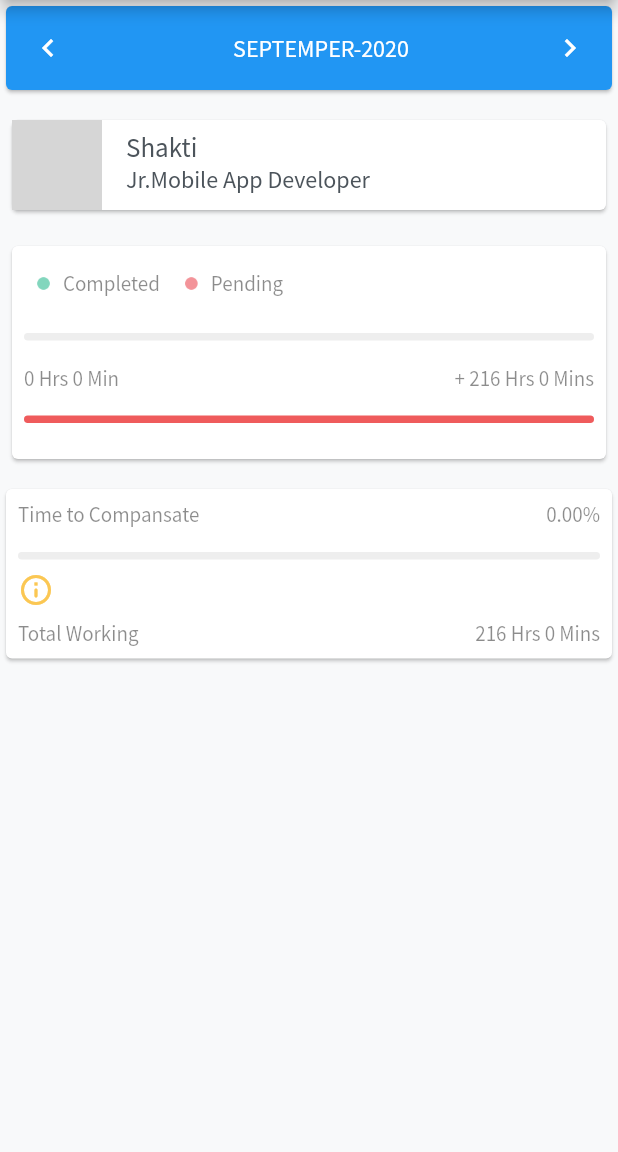
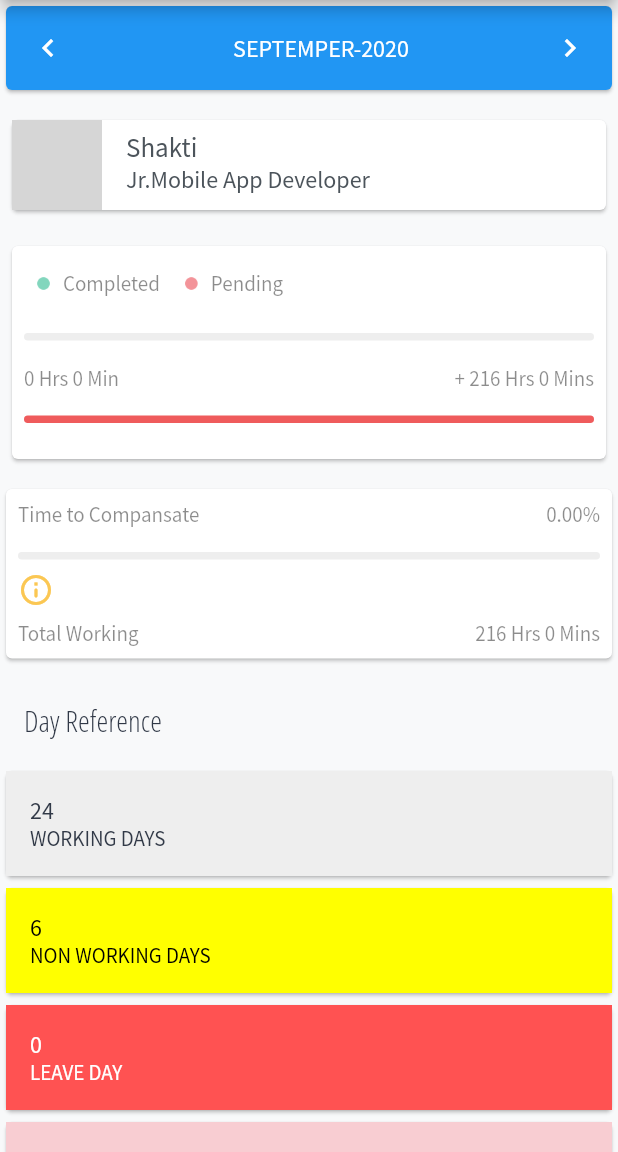
Before and after one commit to flutterexcel/flutter_excellence_hr, a Flutter app: the MyAttendance screen opened by its route, on a phone screen of 412 x 824 dp, the part 84-1236 px from its top. Run offline on Flutter 3.47's test engine with Material 2 defaults, Android fonts, the phone set to English and light mode, and no system bars; our stand-ins replace bloc, dotted_border, equatable, flutter_bloc, google_sign_in, shared_preferences and 2 more; missing offline and left inert: dart:html; accounts and stored records are empty; grey boxes are pictures that could not be loaded.

Commit message:
attendance UI complete

```diff
--- a/lib/resources/app_colors.dart
+++ b/lib/resources/app_colors.dart
@@ -21,5 +21,8 @@ class AppColors{
   static const Color MIDIUM_BLACK = Color(0xFF656572); //597FF8
   static const Color BTN_BLUE = Color(0xFF597FF8);//EF5B5C
   static const Color LIGHT_RED = Color(0xFFEF5B5C);//FBC753
-  static const Color LIGHT_YELLOW = Color(0xFFFBC753);
+  static const Color LIGHT_YELLOW = Color(0xFFFBC753);//F8CDD2
+  static const Color HALF_DAY = Color(0xFFF8CDD2);//4051B5
+  static const Color NAVY_BLUE = Color(0xFF4051B5);
+
 }
--- a/lib/screens/attendance/my_attendance.dart
+++ b/lib/screens/attendance/my_attendance.dart
@@ -18,7 +18,13 @@ class MyAttendance extends StatelessWidget {
           NameDesignation(name: "Shakti",designation: "Jr.Mobile App Developer",),
           CompletePending(),
           TimeCompensate(),
-
+          DayRefrence(),
+          WorkingDays(),
+          NonWorkingDays(),
+          LeaveDays(),
+         HalfDay(),
+         Alert(),
+         Calendar(),
         ]),
       )),
     );
--- a/lib/widgets/attendance_wigets/attendance_widgets.dart
+++ b/lib/widgets/attendance_wigets/attendance_widgets.dart
@@ -2,3 +2,10 @@ export 'month.dart';
 export 'name_desig.dart';
 export 'complete.dart';
 export 'time_compensate.dart';
+export 'day_reference.dart';
+export 'work_days.dart';
+export 'non_working.dart';
+export 'leave_day.dart';
+export 'half_day.dart';
+export 'alert.dart';
+export 'calendar.dart';
--- /dev/null
+++ b/lib/widgets/attendance_wigets/day_reference.dart
@@ -0,0 +1,26 @@
+import 'package:flutter/material.dart';
+import 'package:flutter_excellence_hr/resources/app_colors.dart';
+
+class DayRefrence extends StatelessWidget {
+  @override
+  Widget build(BuildContext context) {
+    return Column(
+      children: <Widget>[
+        Row(
+          children: [
+            Container(
+                margin: EdgeInsets.fromLTRB(16, 24, 16, 16),
+                child: Text(
+                  "Day Reference",
+                  style: TextStyle(
+                      fontFamily: 'OpenSans',
+                      fontSize: 20,
+                      color: AppColors.THEME_COLOR),
+                )),
+          ],
+        ),
+
+      ],
+    );
+  }
+}
--- /dev/null
+++ b/lib/widgets/attendance_wigets/half_day.dart
@@ -0,0 +1,43 @@
+import 'package:flutter/material.dart';
+import 'package:flutter_excellence_hr/resources/app_colors.dart';
+
+
+class HalfDay extends StatelessWidget {
+  @override
+  Widget build(BuildContext context) {
+    return Card(
+        child: Container(
+      color: AppColors.HALF_DAY,
+      child: Column(children: [
+        Row(
+          children: [
+            Container(
+              margin: EdgeInsets.fromLTRB(16, 16, 16, 0),
+              child: Text(
+                "0",
+                style: TextStyle(
+                    color: Colors.black,
+                    fontFamily: 'SourceSans',
+                    fontSize: 16),
+              ),
+            ),
+          ],
+        ),
+        Row(
+          children: [
+            Container(
+              margin: EdgeInsets.fromLTRB(16, 0, 16, 16),
+              child: Text(
+                "HALF DAY",
+                style: TextStyle(
+                    color: Colors.black,
+                    fontFamily: 'SourceSans',
+                    fontSize: 14),
+              ),
+            ),
+          ],
+        )
+      ]),
+    ));
+  }
+}
--- /dev/null
+++ b/lib/widgets/attendance_wigets/leave_day.dart
@@ -0,0 +1,42 @@
+import 'package:flutter/material.dart';
+import 'package:flutter_excellence_hr/resources/app_colors.dart';
+
+class LeaveDays extends StatelessWidget {
+  @override
+  Widget build(BuildContext context) {
+    return Card(
+        child: Container(
+      color: Colors.redAccent,
+      child: Column(children: [
+        Row(
+          children: [
+            Container(
+              margin: EdgeInsets.fromLTRB(16, 16, 16, 0),
+              child: Text(
+                "0",
+                style: TextStyle(
+                    color: Colors.white,
+                    fontFamily: 'SourceSans',
+                    fontSize: 16),
+              ),
+            ),
+          ],
+        ),
+        Row(
+          children: [
+            Container(
+              margin: EdgeInsets.fromLTRB(16, 0, 16, 16),
+              child: Text(
+                "LEAVE DAY",
+                style: TextStyle(
+                    color: Colors.white,
+                    fontFamily: 'SourceSans',
+                    fontSize: 14),
+              ),
+            ),
+          ],
+        )
+      ]),
+    ));
+  }
+}
--- /dev/null
+++ b/lib/widgets/attendance_wigets/non_working.dart
@@ -0,0 +1,42 @@
+import 'package:flutter/material.dart';
+import 'package:flutter_excellence_hr/resources/app_colors.dart';
+
+class NonWorkingDays extends StatelessWidget {
+  @override
+  Widget build(BuildContext context) {
+    return Card(
+        child: Container(
+      color: Colors.yellowAccent,
+      child: Column(children: [
+        Row(
+          children: [
+            Container(
+              margin: EdgeInsets.fromLTRB(16, 16, 16, 0),
+              child: Text(
+                "6",
+                style: TextStyle(
+                    color: Colors.black,
+                    fontFamily: 'SourceSans',
+                    fontSize: 16),
+              ),
+            ),
+          ],
+        ),
+        Row(
+          children: [
+            Container(
+              margin: EdgeInsets.fromLTRB(16, 0, 16, 16),
+              child: Text(
+                "NON WORKING DAYS",
+                style: TextStyle(
+                    color: Colors.black,
+                    fontFamily: 'SourceSans',
+                    fontSize: 14),
+              ),
+            ),
+          ],
+        )
+      ]),
+    ));
+  }
+}
--- /dev/null
+++ b/lib/widgets/attendance_wigets/work_days.dart
@@ -0,0 +1,42 @@
+import 'package:flutter/material.dart';
+import 'package:flutter_excellence_hr/resources/app_colors.dart';
+
+class WorkingDays extends StatelessWidget {
+  @override
+  Widget build(BuildContext context) {
+    return Card(
+        child: Container(
+      color: Colors.grey[200],
+      child: Column(children: [
+        Row(
+          children: [
+            Container(
+              margin: EdgeInsets.fromLTRB(16, 16, 16, 0),
+              child: Text(
+                "24",
+                style: TextStyle(
+                    color: AppColors.THEME_COLOR,
+                    fontFamily: 'SourceSans',
+                    fontSize: 16),
+              ),
+            ),
+          ],
+        ),
+        Row(
+          children: [
+            Container(
+              margin: EdgeInsets.fromLTRB(16, 0, 16, 16),
+              child: Text(
+                "WORKING DAYS",
+                style: TextStyle(
+                    color: AppColors.THEME_COLOR,
+                    fontFamily: 'SourceSans',
+                    fontSize: 14),
+              ),
+            ),
+          ],
+        )
+      ]),
+    ));
+  }
+}
--- a/pubspec.yaml
+++ b/pubspec.yaml
@@ -27,6 +27,7 @@ dependencies:
   string_validator: ^0.1.4
   dotted_border: 1.0.6
   image_form_field: 0.0.3
+  syncfusion_flutter_calendar: ^18.2.57
 
 dev_dependencies:
   flutter_test:
```
Also changed, not shown: lib/widgets/attendance_wigets/alert.dart (added, +43 -0 lines), lib/widgets/attendance_wigets/calendar.dart (added, +77 -0 lines), lib/widgets/attendance_wigets/time_compensate.dart (+45 -3 lines), pubspec.lock.
